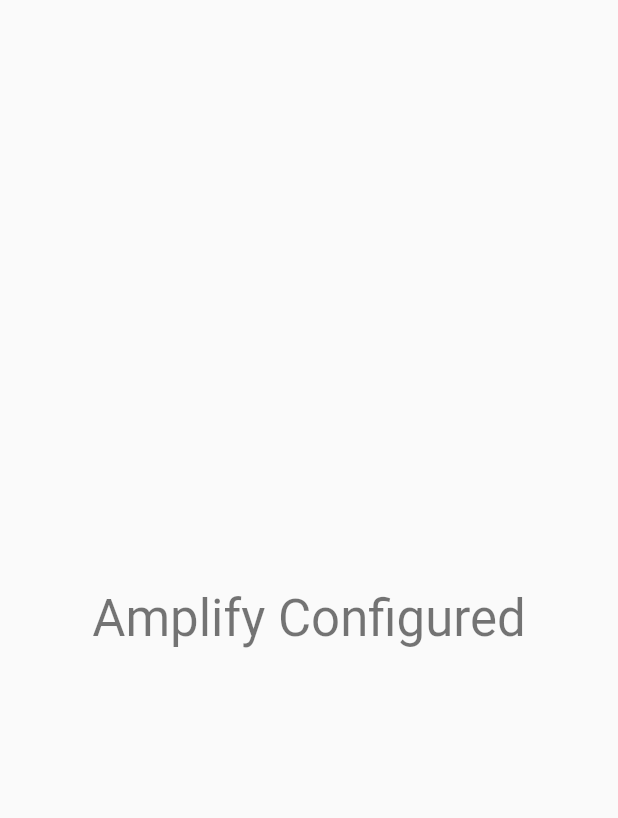
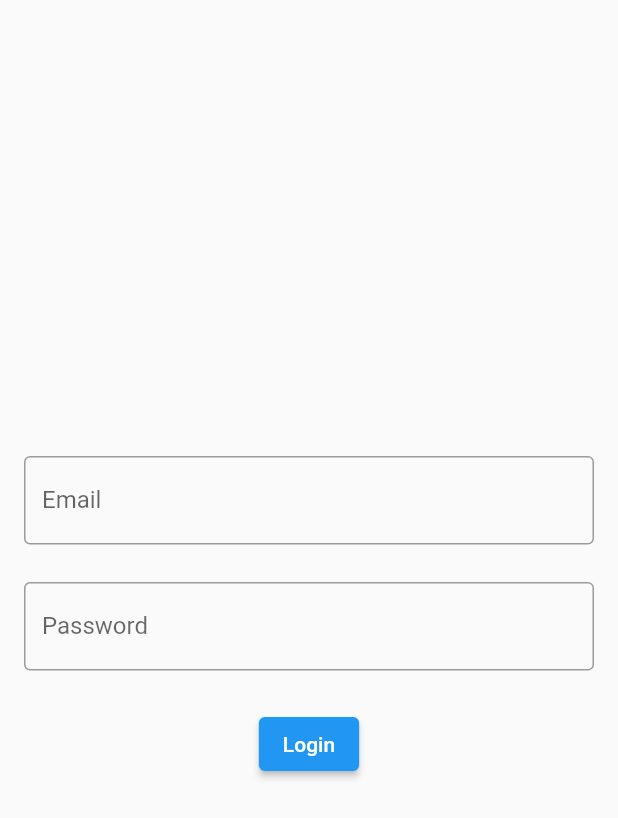
Before and after one commit to smiqueias/amplify_login, a Flutter app: the screen it shows after launch, on a phone screen of 412 x 824 dp. Shown: the top 818 px of the screen. Run offline on Flutter 3.47's test engine with Material 2 defaults, Android fonts, the phone set to English and light mode, and no system bars; missing offline and left inert: amplify_api, amplify_auth_cognito, amplify_datastore, amplify_datastore_plugin_interface, amplify_flutter.

Commit message:
auth & login flow

```diff
--- a/lib/amplify_configured.dart
+++ b/lib/amplify_configured.dart
@@ -1,17 +1,17 @@
-import 'package:flutter/material.dart';
-
-class AmplifyConfigured extends StatelessWidget {
-  const AmplifyConfigured({Key? key}) : super(key: key);
-
-  @override
-  Widget build(BuildContext context) {
-    return Scaffold(
-      body: Center(
-        child: Text(
-          'Amplify Configured',
-          style: Theme.of(context).textTheme.headline4,
-        ),
-      ),
-    );
-  }
-}
+// import 'package:flutter/material.dart';
+//
+// class SplashPage extends StatelessWidget {
+//   const SplashPage({Key? key}) : super(key: key);
+//
+//   @override
+//   Widget build(BuildContext context) {
+//     return Scaffold(
+//       body: Center(
+//         child: Text(
+//           'Amplify Configured',
+//           style: Theme.of(context).textTheme.headline4,
+//         ),
+//       ),
+//     );
+//   }
+// }
--- a/lib/app.dart
+++ b/lib/app.dart
@@ -4,12 +4,16 @@ import 'package:amplify_datastore/amplify_datastore.dart';
 import 'package:amplify_flutter/amplify_flutter.dart';
 import 'package:amplify_login/amplifyconfiguration.dart';
 import 'package:amplify_login/models/ModelProvider.dart';
+import 'package:amplify_login/presenter/auth/auth_page.dart';
+import 'package:amplify_login/presenter/home/home_page.dart';
+import 'package:amplify_login/presenter/splash/splash_page.dart';
 import 'package:flutter/material.dart';
+import 'amplify_configured.dart';
+import 'presenter/login/login_page.dart';
 
-import 'amplify_configured.dart';
 
 class App extends StatefulWidget {
-  App({Key? key}) : super(key: key);
+  const App({Key? key}) : super(key: key);
 
   @override
   State<App> createState() => _AppState();
@@ -21,24 +25,22 @@ class _AppState extends State<App> {
   @override
   void initState() {
     super.initState();
-    _configureAmplify();
+    //_configureAmplify();
   }
 
   @override
   Widget build(BuildContext context) {
-    return ValueListenableBuilder(
-      valueListenable: _isAmplifyConfigured,
-      builder: (context, bool isAmplifyConfigured, _) => MaterialApp(
+    return MaterialApp(
         title: "Flutter Demo",
-        home: isAmplifyConfigured
-            ? const AmplifyConfigured()
-            : const Scaffold(
-                body: Center(
-                  child: CircularProgressIndicator(),
-                ),
-              ),
-      ),
-    );
+        initialRoute: "/splash",
+        routes: {
+          '/splash': (context) => const SplashPage(),
+          '/login': (context) => const LoginPage(),
+          '/home': (context) => HomePage(),
+          '/auth': (context) => const AuthPage(),
+        },
+      );
+
   }
 
   Future<void> _configureAmplify() async {
@@ -48,7 +50,6 @@ class _AppState extends State<App> {
         AmplifyDataStore(modelProvider: ModelProvider.instance),
         AmplifyAPI()
       ]);
-
       // Certifica que o app não abra até que o amplify esteja configurado
       await Amplify.configure(amplifyconfig);
       _isAmplifyConfigured.value = true;
@@ -57,4 +58,14 @@ class _AppState extends State<App> {
       print("Stacktrace: $st");
     }
   }
+
+  Future<void> login() async {
+    try {
+      await Amplify.Auth.signIn(username: 'saumiq@outlook.com', password: 'teste@123');
+    } catch (e, st) {
+      print("Erro ao fazer login: $e");
+      print("Stacktrace: $st");
+    }
+  }
+
 }
--- a/lib/main.dart
+++ b/lib/main.dart
@@ -4,5 +4,5 @@ import 'package:flutter/cupertino.dart';
 import 'app.dart';
 
 main() {
-  runApp(  App());
+  runApp(const App());
 }
--- /dev/null
+++ b/lib/presenter/login/login_page.dart
@@ -0,0 +1,98 @@
+import 'package:amplify_auth_cognito/amplify_auth_cognito.dart';
+import 'package:amplify_flutter/amplify_flutter.dart';
+import 'package:flutter/material.dart';
+
+class LoginPage extends StatefulWidget {
+
+
+  const LoginPage({Key? key}) : super(key: key);
+
+  @override
+  State<LoginPage> createState() => _LoginPageState();
+}
+
+class _LoginPageState extends State<LoginPage> {
+  late TextEditingController _emailController;
+  late TextEditingController _passwordController;
+
+  @override
+  void initState() {
+    _emailController = TextEditingController();
+    _passwordController = TextEditingController();
+    super.initState();
+  }
+
+  @override
+  void dispose() {
+    _emailController.dispose();
+    _passwordController.dispose();
+    super.dispose();
+  }
+
+  @override
+  Widget build(BuildContext context) {
+    return  Scaffold(
+      body: SafeArea(
+        child: Padding(
+          padding: const EdgeInsets.all(16.0),
+          child: Column(
+            mainAxisAlignment: MainAxisAlignment.center,
+            children: [
+              TextFormField(
+                controller: _emailController,
+                decoration: const InputDecoration(
+                  labelText: 'Email',
+                  border: OutlineInputBorder(),
+                ),
+              ),
+              const SizedBox(height: 25),
+              TextFormField(
+                controller: _passwordController,
+                decoration: const InputDecoration(
+                  labelText: 'Password',
+                  border: OutlineInputBorder(),
+                ),
+              ),
+              const SizedBox(height: 25),
+              ElevatedButton(
+                onPressed: () {
+                  _login().then((signInHasSucceeded) {
+                    signInHasSucceeded ? Navigator.pushNamed(context, '/home') : showDialog(
+                      context: context,
+                      builder: (BuildContext context) {
+                        return AlertDialog(
+                          title: const Text('Sign in failed'),
+                          content: const Text('Please check your credentials and try again.'),
+                          actions: [
+                            ElevatedButton(
+                              child: const Text('OK'),
+                              onPressed: () {
+                                Navigator.of(context).pop();
+                              },
+                            ),
+                          ],
+                        );
+                      },
+                    );
+                  });
+                },
+                child: const Text('Login'),
+              ),
+            ],
+          ),
+        ),
+      ),
+    );
+  }
+
+  Future<bool> _login() async {
+    try {
+      SignInResult res = await Amplify.Auth.signIn(username: 'saumiq@outlook.com', password: 'teste@123');
+      return res.isSignedIn;
+    } on AuthException  catch (e, st) {
+      print("Erro ao fazer login: $e");
+      print("Stacktrace: $st");
+      return false;
+    }
+  }
+}
```
Also changed, not shown: lib/presenter/auth/auth_page.dart (added, +37 -0 lines), lib/presenter/home/home_page.dart (added, +41 -0 lines), lib/presenter/splash/splash_page.dart (added, +57 -0 lines).
